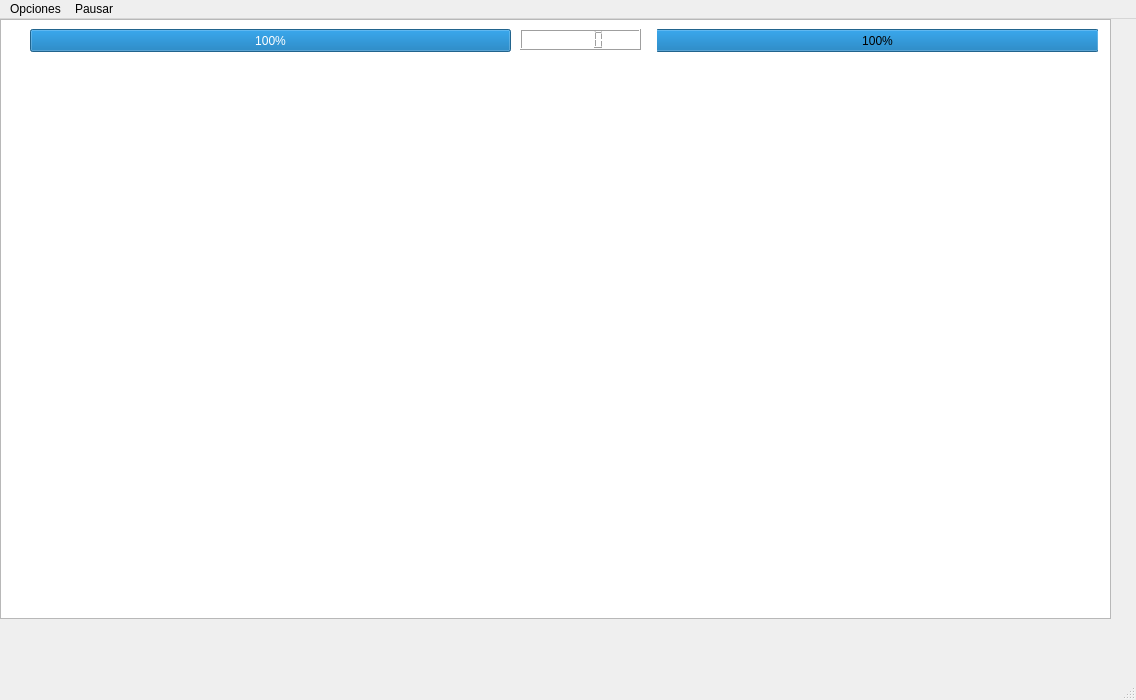
This is juego_final/iniciar_juego.ui in JuanCarlosMedinaMorales/Juego_final as Qt 5 draws it before an edit. The edited form follows.
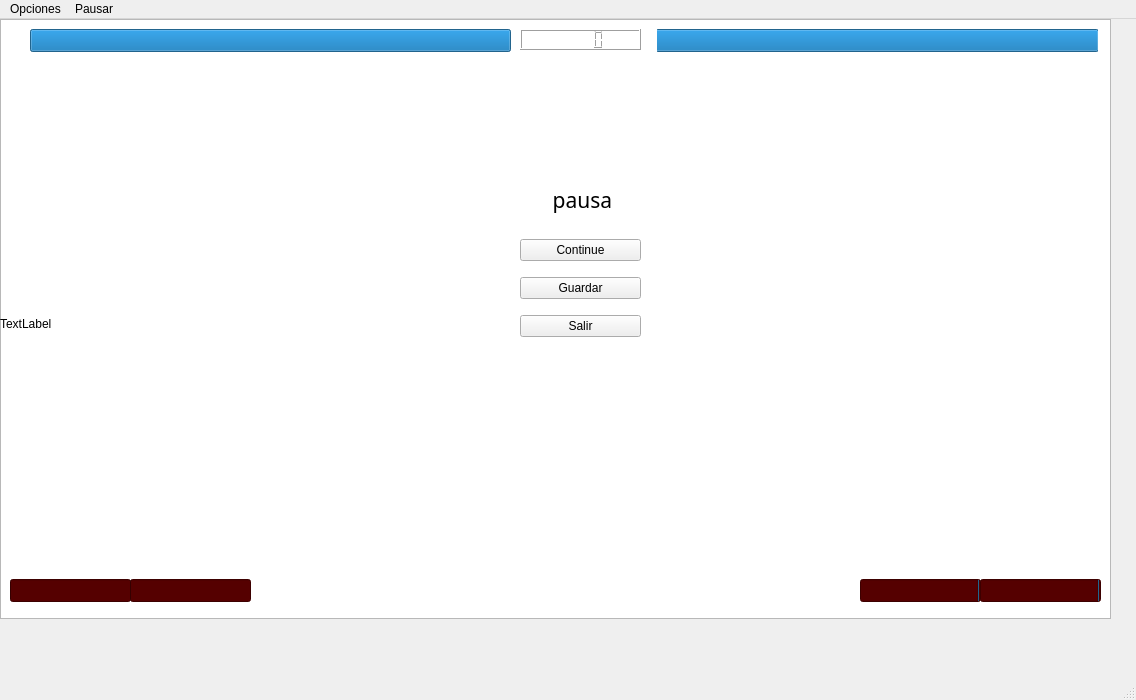
This is the edited form.

The edit to the form file:
```diff
--- a/juego_final/iniciar_juego.ui
+++ b/juego_final/iniciar_juego.ui
@@ -39,6 +39,12 @@
     <property name="value">
      <number>100</number>
     </property>
+    <property name="textVisible">
+     <bool>false</bool>
+    </property>
+    <property name="textDirection">
+     <enum>QProgressBar::BottomToTop</enum>
+    </property>
    </widget>
    <widget class="QProgressBar" name="progressBar_2">
     <property name="geometry">
@@ -55,6 +61,9 @@
     <property name="value">
      <number>100</number>
     </property>
+    <property name="textVisible">
+     <bool>false</bool>
+    </property>
     <property name="invertedAppearance">
      <bool>true</bool>
     </property>
@@ -73,6 +82,175 @@
 border-color: qconicalgradient(cx:0.5, cy:0.5, angle:0, stop:0 rgba(35, 40, 3, 255), stop:0.16 rgba(136, 106, 22, 255), stop:0.225 rgba(166, 140, 41, 255), stop:0.285 rgba(204, 181, 74, 255), stop:0.345 rgba(235, 219, 102, 255), stop:0.415 rgba(245, 236, 112, 255), stop:0.52 rgba(209, 190, 76, 255), stop:0.57 rgba(187, 156, 51, 255), stop:0.635 rgba(168, 142, 42, 255), stop:0.695 rgba(202, 174, 68, 255), stop:0.75 rgba(218, 202, 86, 255), stop:0.815 rgba(208, 187, 73, 255), stop:0.88 rgba(187, 156, 51, 255), stop:0.935 rgba(137, 108, 26, 255), stop:1 rgba(35, 40, 3, 255));</string>
     </property>
    </widget>
+   <widget class="QLabel" name="label">
+    <property name="geometry">
+     <rect>
+      <x>0</x>
+      <y>30</y>
+      <width>1111</width>
+      <height>550</height>
+     </rect>
+    </property>
+    <property name="text">
+     <string>TextLabel</string>
+    </property>
+   </widget>
+   <widget class="QLabel" name="label_2">
+    <property name="geometry">
+     <rect>
+      <x>520</x>
+      <y>160</y>
+      <width>121</width>
+      <height>41</height>
+     </rect>
+    </property>
+    <property name="font">
+     <font>
+      <family>Ozzy II</family>
+      <pointsize>16</pointsize>
+     </font>
+    </property>
+    <property name="text">
+     <string>      pausa</string>
+    </property>
+   </widget>
+   <widget class="QWidget" name="layoutWidget">
+    <property name="geometry">
+     <rect>
+      <x>520</x>
+      <y>210</y>
+      <width>121</width>
+      <height>121</height>
+     </rect>
+    </property>
+    <layout class="QVBoxLayout" name="verticalLayout">
+     <item>
+      <widget class="QPushButton" name="pushButton">
+       <property name="text">
+        <string>Continue</string>
+       </property>
+      </widget>
+     </item>
+     <item>
+      <widget class="QPushButton" name="pushButton_2">
+       <property name="text">
+        <string>Guardar</string>
+       </property>
+      </widget>
+     </item>
+     <item>
+      <widget class="QPushButton" name="pushButton_3">
+       <property name="text">
+        <string>Salir</string>
+       </property>
+      </widget>
+     </item>
+    </layout>
+   </widget>
+   <widget class="QProgressBar" name="progressBar_3">
+    <property name="geometry">
+     <rect>
+      <x>10</x>
+      <y>560</y>
+      <width>121</width>
+      <height>23</height>
+     </rect>
+    </property>
+    <property name="styleSheet">
+     <string notr="true">alternate-background-color: qconicalgradient(cx:0.5, cy:0.5, angle:0, stop:0 rgba(35, 40, 3, 255), stop:0.16 rgba(136, 106, 22, 255), stop:0.225 rgba(166, 140, 41, 255), stop:0.285 rgba(204, 181, 74, 255), stop:0.345 rgba(235, 219, 102, 255), stop:0.415 rgba(245, 236, 112, 255), stop:0.52 rgba(209, 190, 76, 255), stop:0.57 rgba(187, 156, 51, 255), stop:0.635 rgba(168, 142, 42, 255), stop:0.695 rgba(202, 174, 68, 255), stop:0.75 rgba(218, 202, 86, 255), stop:0.815 rgba(208, 187, 73, 255), stop:0.88 rgba(187, 156, 51, 255), stop:0.935 rgba(137, 108, 26, 255), stop:1 rgba(35, 40, 3, 255));
+background-color: rgb(85, 0, 0);
+gridline-color: rgb(0, 0, 0);
+
+</string>
+    </property>
+    <property name="value">
+     <number>0</number>
+    </property>
+    <property name="textVisible">
+     <bool>false</bool>
+    </property>
+    <property name="invertedAppearance">
+     <bool>false</bool>
+    </property>
+   </widget>
+   <widget class="QProgressBar" name="progressBar_4">
+    <property name="geometry">
+     <rect>
+      <x>130</x>
+      <y>560</y>
+      <width>121</width>
+      <height>23</height>
+     </rect>
+    </property>
+    <property name="styleSheet">
+     <string notr="true">alternate-background-color: qconicalgradient(cx:0.5, cy:0.5, angle:0, stop:0 rgba(35, 40, 3, 255), stop:0.16 rgba(136, 106, 22, 255), stop:0.225 rgba(166, 140, 41, 255), stop:0.285 rgba(204, 181, 74, 255), stop:0.345 rgba(235, 219, 102, 255), stop:0.415 rgba(245, 236, 112, 255), stop:0.52 rgba(209, 190, 76, 255), stop:0.57 rgba(187, 156, 51, 255), stop:0.635 rgba(168, 142, 42, 255), stop:0.695 rgba(202, 174, 68, 255), stop:0.75 rgba(218, 202, 86, 255), stop:0.815 rgba(208, 187, 73, 255), stop:0.88 rgba(187, 156, 51, 255), stop:0.935 rgba(137, 108, 26, 255), stop:1 rgba(35, 40, 3, 255));
+background-color: rgb(85, 0, 0);
+gridline-color: rgb(0, 0, 0);
+
+</string>
+    </property>
+    <property name="value">
+     <number>0</number>
+    </property>
+    <property name="textVisible">
+     <bool>false</bool>
+    </property>
+    <property name="invertedAppearance">
+     <bool>false</bool>
+    </property>
+   </widget>
+   <widget class="QProgressBar" name="progressBar_5">
+    <property name="geometry">
+     <rect>
+      <x>980</x>
+      <y>560</y>
+      <width>121</width>
+      <height>23</height>
+     </rect>
+    </property>
+    <property name="styleSheet">
+     <string notr="true">alternate-background-color: qconicalgradient(cx:0.5, cy:0.5, angle:0, stop:0 rgba(35, 40, 3, 255), stop:0.16 rgba(136, 106, 22, 255), stop:0.225 rgba(166, 140, 41, 255), stop:0.285 rgba(204, 181, 74, 255), stop:0.345 rgba(235, 219, 102, 255), stop:0.415 rgba(245, 236, 112, 255), stop:0.52 rgba(209, 190, 76, 255), stop:0.57 rgba(187, 156, 51, 255), stop:0.635 rgba(168, 142, 42, 255), stop:0.695 rgba(202, 174, 68, 255), stop:0.75 rgba(218, 202, 86, 255), stop:0.815 rgba(208, 187, 73, 255), stop:0.88 rgba(187, 156, 51, 255), stop:0.935 rgba(137, 108, 26, 255), stop:1 rgba(35, 40, 3, 255));
+background-color: rgb(85, 0, 0);
+gridline-color: rgb(0, 0, 0);
+
+</string>
+    </property>
+    <property name="value">
+     <number>0</number>
+    </property>
+    <property name="textVisible">
+     <bool>false</bool>
+    </property>
+    <property name="invertedAppearance">
+     <bool>true</bool>
+    </property>
+   </widget>
+   <widget class="QProgressBar" name="progressBar_6">
+    <property name="geometry">
+     <rect>
+      <x>860</x>
+      <y>560</y>
+      <width>121</width>
+      <height>23</height>
+     </rect>
+    </property>
+    <property name="styleSheet">
+     <string notr="true">alternate-background-color: qconicalgradient(cx:0.5, cy:0.5, angle:0, stop:0 rgba(35, 40, 3, 255), stop:0.16 rgba(136, 106, 22, 255), stop:0.225 rgba(166, 140, 41, 255), stop:0.285 rgba(204, 181, 74, 255), stop:0.345 rgba(235, 219, 102, 255), stop:0.415 rgba(245, 236, 112, 255), stop:0.52 rgba(209, 190, 76, 255), stop:0.57 rgba(187, 156, 51, 255), stop:0.635 rgba(168, 142, 42, 255), stop:0.695 rgba(202, 174, 68, 255), stop:0.75 rgba(218, 202, 86, 255), stop:0.815 rgba(208, 187, 73, 255), stop:0.88 rgba(187, 156, 51, 255), stop:0.935 rgba(137, 108, 26, 255), stop:1 rgba(35, 40, 3, 255));
+background-color: rgb(85, 0, 0);
+gridline-color: rgb(0, 0, 0);
+
+</string>
+    </property>
+    <property name="value">
+     <number>0</number>
+    </property>
+    <property name="textVisible">
+     <bool>false</bool>
+    </property>
+    <property name="invertedAppearance">
+     <bool>true</bool>
+    </property>
+   </widget>
   </widget>
   <widget class="QMenuBar" name="menubar">
    <property name="geometry">
```
